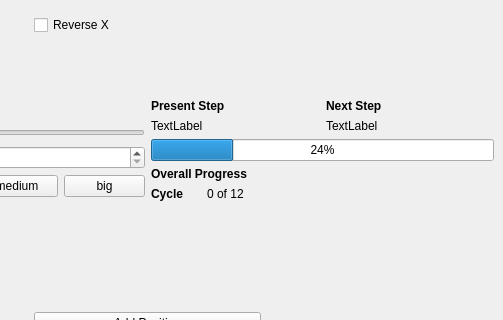
Before: the Qt Designer form gui.ui in craterghost/ACI, drawn with Qt 5; both pictures show x 920 to 1423 and y 265 to 585 of the 1423 by 715 pixel window.
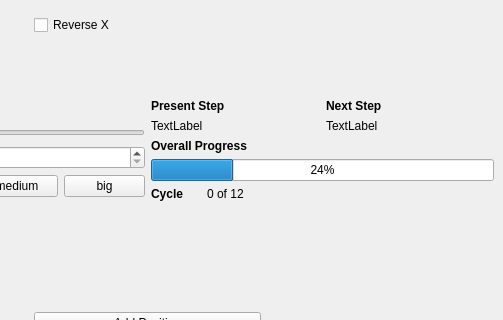
After: the same form once the commit is applied. Icons and pictures are not drawn.

```diff
--- a/gui.ui
+++ b/gui.ui
@@ -387,19 +387,6 @@
             </item>
            </layout>
           </item>
-          <item>
-           <widget class="QProgressBar" name="progressBar">
-            <property name="minimumSize">
-             <size>
-              <width>300</width>
-              <height>0</height>
-             </size>
-            </property>
-            <property name="value">
-             <number>24</number>
-            </property>
-           </widget>
-          </item>
           <item>
            <widget class="QLabel" name="label_measurement">
             <property name="maximumSize">
@@ -419,6 +406,19 @@
             </property>
            </widget>
           </item>
+          <item>
+           <widget class="QProgressBar" name="progressBar">
+            <property name="minimumSize">
+             <size>
+              <width>300</width>
+              <height>0</height>
+             </size>
+            </property>
+            <property name="value">
+             <number>24</number>
+            </property>
+           </widget>
+          </item>
           <item>
            <layout class="QHBoxLayout" name="horizontalLayout_3">
             <property name="bottomMargin">
```
